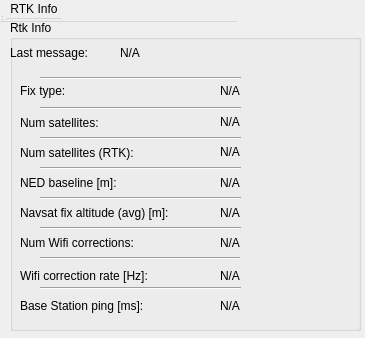
First picture: the form in rqt_gps_rtk_plugin/resource/gps_rtk_plugin.ui, repository ethz-asl/mav_rtk_gps, before the edit.
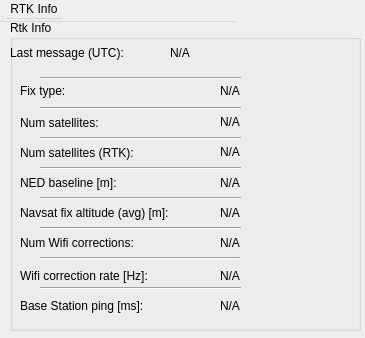
Second picture: the form after the edit.

Diff of the .ui file:
```diff
--- a/rqt_gps_rtk_plugin/resource/gps_rtk_plugin.ui
+++ b/rqt_gps_rtk_plugin/resource/gps_rtk_plugin.ui
@@ -72,18 +72,18 @@
      <rect>
       <x>0</x>
       <y>20</y>
-      <width>101</width>
+      <width>151</width>
       <height>25</height>
      </rect>
     </property>
     <property name="text">
-     <string>Last message:</string>
+     <string>Last message (UTC):</string>
     </property>
    </widget>
    <widget class="QLabel" name="label_nodeStatus">
     <property name="geometry">
      <rect>
-      <x>110</x>
+      <x>160</x>
       <y>20</y>
       <width>150</width>
       <height>25</height>
```
